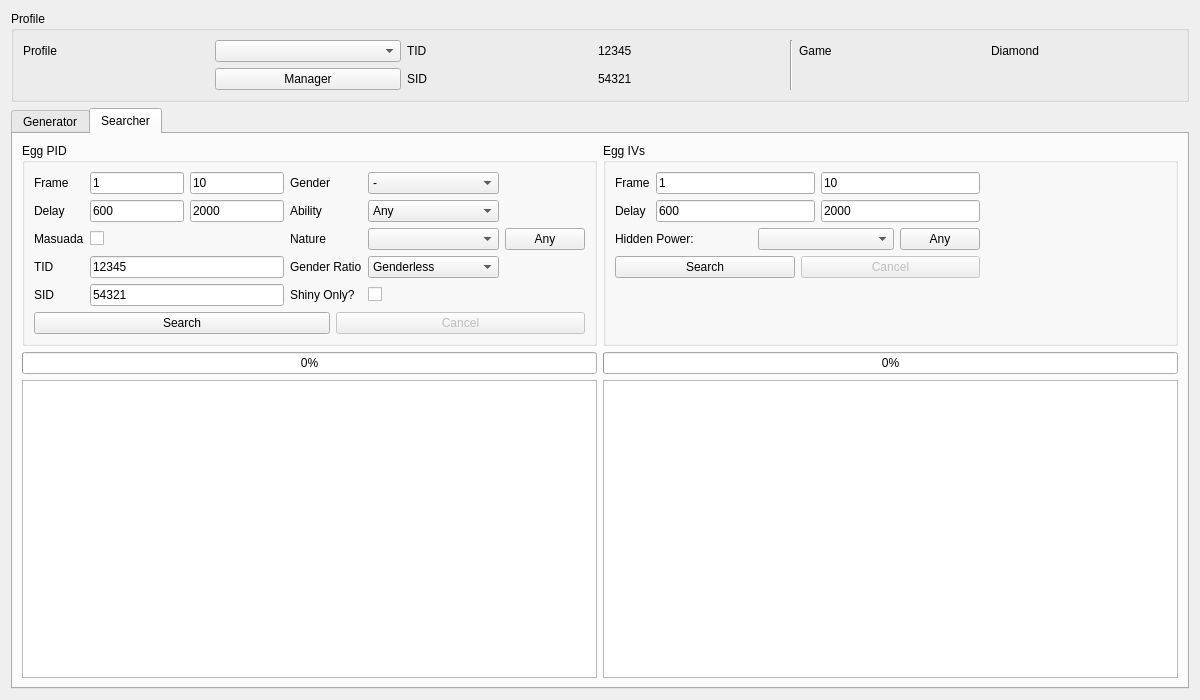
Above: Forms/Gen4/Eggs4.ui from Admiral-Fish/PokeFinder before the change. Below: the same form after it.
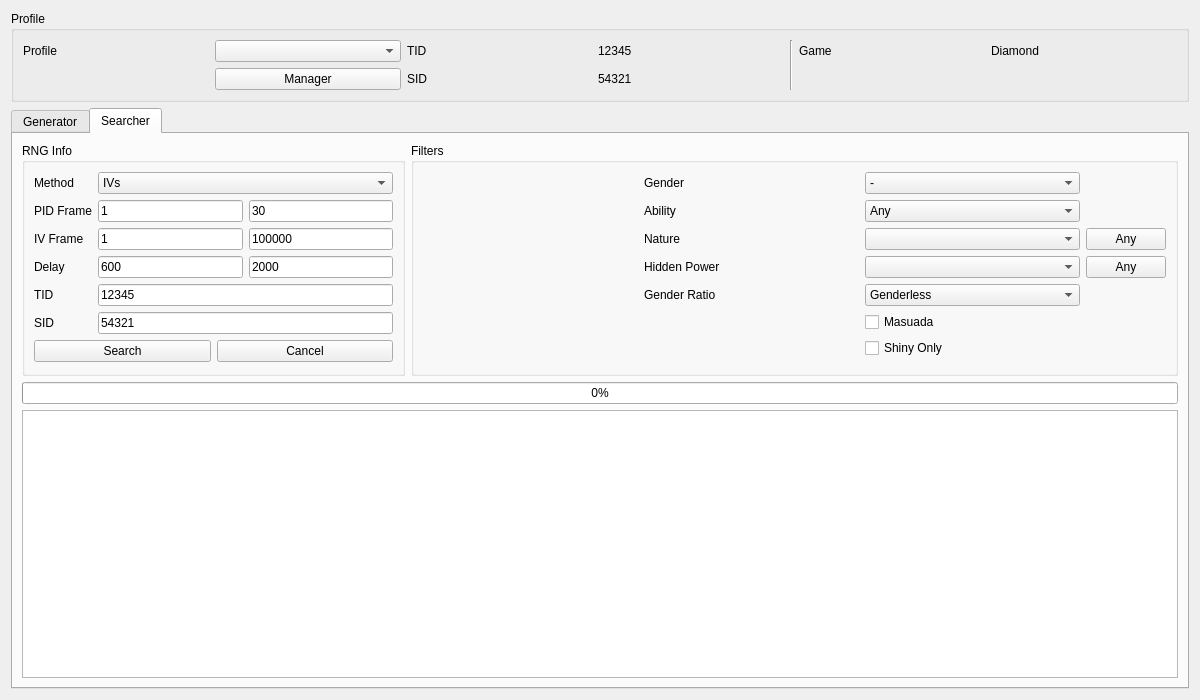
That is the form after the change. The open tabs and pages were chosen to show the change. Custom widgets are drawn as their Qt base class.

Commit message: Merge gen4 egg searcher

Diff of the .ui file:
```diff
--- a/Forms/Gen4/Eggs4.ui
+++ b/Forms/Gen4/Eggs4.ui
@@ -395,31 +395,17 @@
             </item>
            </widget>
           </item>
-          <item row="5" column="1">
-           <widget class="QLabel" name="labelGeneratorMasuada">
-            <property name="text">
-             <string>Masuada</string>
-            </property>
-           </widget>
-          </item>
           <item row="5" column="2">
            <widget class="QCheckBox" name="checkBoxGeneratorMasuada">
             <property name="text">
-             <string/>
-            </property>
-           </widget>
-          </item>
-          <item row="6" column="1">
-           <widget class="QLabel" name="labelGeneratorShinyOnly">
-            <property name="text">
-             <string>Shiny Only?</string>
+             <string>Masuada</string>
             </property>
            </widget>
           </item>
           <item row="6" column="2">
            <widget class="QCheckBox" name="checkBoxGeneratorShinyOnly">
             <property name="text">
-             <string/>
+             <string>Shiny Only</string>
             </property>
            </widget>
           </item>
@@ -442,162 +428,9 @@
       <attribute name="title">
        <string>Searcher</string>
       </attribute>
-      <layout class="QGridLayout" name="gridLayout_8">
-       <item row="2" column="0">
-        <widget class="TableView" name="tableViewPID">
-         <property name="sizePolicy">
-          <sizepolicy hsizetype="Expanding" vsizetype="Expanding">
-           <horstretch>1</horstretch>
-           <verstretch>0</verstretch>
-          </sizepolicy>
-         </property>
-         <property name="contextMenuPolicy">
-          <enum>Qt::CustomContextMenu</enum>
-         </property>
-         <attribute name="verticalHeaderVisible">
-          <bool>false</bool>
-         </attribute>
-        </widget>
-       </item>
-       <item row="0" column="1">
-        <widget class="QGroupBox" name="groupBoxIVs">
-         <property name="sizePolicy">
-          <sizepolicy hsizetype="Preferred" vsizetype="Preferred">
-           <horstretch>1</horstretch>
-           <verstretch>0</verstretch>
-          </sizepolicy>
-         </property>
-         <property name="styleSheet">
-          <string notr="true">QRadioButton::indicator {
-	border: 2px solid white;
-	border-radius: 3px;
-	height: 10px;
-	width: 10px;
-}
-
-QRadioButton::indicator:checked {
-	background-color: white;
-}
-
-QRadioButton::indicator:unchecked {
-	background-color: #274050;
-}
-
-QRadioButton {
-	color: white;
-}</string>
-         </property>
-         <property name="title">
-          <string>Egg IVs</string>
-         </property>
-         <layout class="QGridLayout" name="gridLayout_4">
-          <item row="0" column="0" colspan="2">
-           <layout class="QGridLayout" name="gridLayout">
-            <item row="0" column="0">
-             <widget class="QLabel" name="labelSearcherIVsFrame">
-              <property name="text">
-               <string>Frame</string>
-              </property>
-             </widget>
-            </item>
-            <item row="0" column="1">
-             <widget class="TextBox" name="textBoxSearcherIVsMinFrame">
-              <property name="text">
-               <string notr="true">1</string>
-              </property>
-             </widget>
-            </item>
-            <item row="0" column="2">
-             <widget class="TextBox" name="textBoxSearcherIVsMaxFrame">
-              <property name="text">
-               <string notr="true">10</string>
-              </property>
-             </widget>
-            </item>
-            <item row="1" column="0">
-             <widget class="QLabel" name="labelSearcherIVsDelay">
-              <property name="text">
-               <string>Delay</string>
-              </property>
-             </widget>
-            </item>
-            <item row="1" column="1">
-             <widget class="TextBox" name="textBoxSearcherIVsMinDelay">
-              <property name="text">
-               <string notr="true">600</string>
-              </property>
-              <property name="maxLength">
-               <number>10</number>
-              </property>
-             </widget>
-            </item>
-            <item row="1" column="2">
-             <widget class="TextBox" name="textBoxSearcherIVsMaxDelay">
-              <property name="text">
-               <string notr="true">2000</string>
-              </property>
-              <property name="maxLength">
-               <number>10</number>
-              </property>
-             </widget>
-            </item>
-           </layout>
-          </item>
-          <item row="0" column="2" rowspan="3">
-           <widget class="IVFilter" name="ivFilterSearcher" native="true"/>
-          </item>
-          <item row="1" column="0" colspan="2">
-           <layout class="QHBoxLayout" name="horizontalLayout">
-            <item>
-             <widget class="QLabel" name="labelSearcherHiddenPower">
-              <property name="text">
-               <string>Hidden Power:</string>
-              </property>
-             </widget>
-            </item>
-            <item>
-             <widget class="CheckList" name="comboBoxSearcherHiddenPower"/>
-            </item>
-            <item>
-             <widget class="QPushButton" name="pushButtonSearcherAnyHiddenPower">
-              <property name="sizePolicy">
-               <sizepolicy hsizetype="Fixed" vsizetype="Fixed">
-                <horstretch>0</horstretch>
-                <verstretch>0</verstretch>
-               </sizepolicy>
-              </property>
-              <property name="text">
-               <string>Any</string>
-              </property>
-             </widget>
-            </item>
-           </layout>
-          </item>
-          <item row="2" column="0">
-           <widget class="QPushButton" name="pushButtonSearchIVs">
-            <property name="text">
-             <string>Search</string>
-            </property>
-           </widget>
-          </item>
-          <item row="2" column="1">
-           <widget class="QPushButton" name="pushButtonCancelIVs">
-            <property name="enabled">
-             <bool>false</bool>
-            </property>
-            <property name="text">
-             <string>Cancel</string>
-            </property>
-           </widget>
-          </item>
-          <item row="3" column="0" colspan="3">
-           <widget class="EggSettings" name="eggSettingsSearcher" native="true"/>
-          </item>
-         </layout>
-        </widget>
-       </item>
+      <layout class="QGridLayout" name="gridLayout">
        <item row="0" column="0">
-        <widget class="QGroupBox" name="groupBoxPID">
+        <widget class="QGroupBox" name="groupBoxSearcherRNGInfo">
          <property name="sizePolicy">
           <sizepolicy hsizetype="Preferred" vsizetype="Preferred">
            <horstretch>1</horstretch>
@@ -605,18 +438,77 @@
           </sizepolicy>
          </property>
          <property name="title">
-          <string>Egg PID</string>
+          <string>RNG Info</string>
          </property>
          <layout class="QGridLayout" name="gridLayout_7">
           <item row="0" column="0">
+           <widget class="QLabel" name="labelSearcherMethod">
+            <property name="text">
+             <string>Method</string>
+            </property>
+           </widget>
+          </item>
+          <item row="3" column="0">
+           <widget class="QLabel" name="labelSearcherDelay">
+            <property name="text">
+             <string>Delay</string>
+            </property>
+           </widget>
+          </item>
+          <item row="2" column="0">
+           <widget class="QLabel" name="labelSearcherIVFrame">
+            <property name="text">
+             <string>IV Frame</string>
+            </property>
+           </widget>
+          </item>
+          <item row="2" column="2">
+           <widget class="TextBox" name="textBoxSearcherIVMaxFrame">
+            <property name="text">
+             <string notr="true">100000</string>
+            </property>
+            <property name="maxLength">
+             <number>10</number>
+            </property>
+           </widget>
+          </item>
+          <item row="3" column="2">
+           <widget class="TextBox" name="textBoxSearcherMaxDelay">
+            <property name="text">
+             <string notr="true">2000</string>
+            </property>
+            <property name="maxLength">
+             <number>10</number>
+            </property>
+           </widget>
+          </item>
+          <item row="6" column="0" colspan="3">
+           <layout class="QHBoxLayout" name="horizontalLayout">
+            <item>
+             <widget class="QPushButton" name="pushButtonSearch">
+              <property name="text">
+               <string>Search</string>
+              </property>
+             </widget>
+            </item>
+            <item>
+             <widget class="QPushButton" name="pushButtonCancel">
+              <property name="text">
+               <string>Cancel</string>
+              </property>
+             </widget>
+            </item>
+           </layout>
+          </item>
+          <item row="1" column="0">
            <widget class="QLabel" name="labelSearcherPIDFrame">
             <property name="text">
-             <string>Frame</string>
+             <string>PID Frame</string>
             </property>
            </widget>
           </item>
-          <item row="0" column="1">
-           <widget class="TextBox" name="textBoxSearcherPIDMinFrame">
+          <item row="2" column="1">
+           <widget class="TextBox" name="textBoxSearcherIVMinFrame">
             <property name="text">
              <string notr="true">1</string>
             </property>
@@ -625,24 +517,115 @@
             </property>
            </widget>
           </item>
-          <item row="0" column="2">
+          <item row="4" column="1" colspan="2">
+           <widget class="TextBox" name="textBoxSearcherTID">
+            <property name="text">
+             <string notr="true">12345</string>
+            </property>
+            <property name="maxLength">
+             <number>5</number>
+            </property>
+           </widget>
+          </item>
+          <item row="1" column="2">
            <widget class="TextBox" name="textBoxSearcherPIDMaxFrame">
             <property name="text">
-             <string notr="true">10</string>
+             <string notr="true">30</string>
             </property>
             <property name="maxLength">
              <number>10</number>
             </property>
            </widget>
           </item>
-          <item row="0" column="3">
+          <item row="0" column="1" colspan="2">
+           <widget class="QComboBox" name="comboBoxSearcherMethod">
+            <item>
+             <property name="text">
+              <string>IVs</string>
+             </property>
+            </item>
+            <item>
+             <property name="text">
+              <string>PID</string>
+             </property>
+            </item>
+            <item>
+             <property name="text">
+              <string>Both</string>
+             </property>
+            </item>
+           </widget>
+          </item>
+          <item row="5" column="1" colspan="2">
+           <widget class="TextBox" name="textBoxSearcherSID">
+            <property name="text">
+             <string notr="true">54321</string>
+            </property>
+            <property name="maxLength">
+             <number>5</number>
+            </property>
+           </widget>
+          </item>
+          <item row="3" column="1">
+           <widget class="TextBox" name="textBoxSearcherMinDelay">
+            <property name="text">
+             <string notr="true">600</string>
+            </property>
+            <property name="maxLength">
+             <number>10</number>
+            </property>
+           </widget>
+          </item>
+          <item row="4" column="0">
+           <widget class="QLabel" name="labelSearcherTID">
+            <property name="text">
+             <string>TID</string>
+            </property>
+           </widget>
+          </item>
+          <item row="1" column="1">
+           <widget class="TextBox" name="textBoxSearcherPIDMinFrame">
+            <property name="text">
+             <string notr="true">1</string>
+            </property>
+            <property name="maxLength">
+             <number>10</number>
+            </property>
+           </widget>
+          </item>
+          <item row="5" column="0">
+           <widget class="QLabel" name="labelSearcherSID">
+            <property name="text">
+             <string>SID</string>
+            </property>
+           </widget>
+          </item>
+         </layout>
+        </widget>
+       </item>
+       <item row="0" column="1">
+        <widget class="QGroupBox" name="groupBoxGeneratorFilters_2">
+         <property name="sizePolicy">
+          <sizepolicy hsizetype="Preferred" vsizetype="Preferred">
+           <horstretch>2</horstretch>
+           <verstretch>0</verstretch>
+          </sizepolicy>
+         </property>
+         <property name="title">
+          <string>Filters</string>
+         </property>
+         <layout class="QGridLayout" name="gridLayout_4">
+          <item row="0" column="0" rowspan="7">
+           <widget class="IVFilter" name="ivFilterSearcher" native="true"/>
+          </item>
+          <item row="0" column="1">
            <widget class="QLabel" name="labelSearcherGender">
             <property name="text">
              <string>Gender</string>
             </property>
            </widget>
           </item>
-          <item row="0" column="5">
+          <item row="0" column="2">
            <widget class="QComboBox" name="comboBoxSearcherGender">
             <item>
              <property name="text">
@@ -661,41 +644,14 @@
             </item>
            </widget>
           </item>
-          <item row="1" column="0">
-           <widget class="QLabel" name="labelSearcherPIDDelay">
-            <property name="text">
-             <string>Delay</string>
-            </property>
-           </widget>
-          </item>
           <item row="1" column="1">
-           <widget class="TextBox" name="textBoxSearcherPIDMinDelay">
-            <property name="text">
-             <string notr="true">600</string>
-            </property>
-            <property name="maxLength">
-             <number>10</number>
-            </property>
-           </widget>
-          </item>
-          <item row="1" column="2">
-           <widget class="TextBox" name="textBoxSearcherPIDMaxDelay">
-            <property name="text">
-             <string notr="true">2000</string>
-            </property>
-            <property name="maxLength">
-             <number>10</number>
-            </property>
-           </widget>
-          </item>
-          <item row="1" column="3">
            <widget class="QLabel" name="labelSearcherAbility">
             <property name="text">
              <string>Ability</string>
             </property>
            </widget>
           </item>
-          <item row="1" column="5">
+          <item row="1" column="2">
            <widget class="QComboBox" name="comboBoxSearcherAbility">
             <item>
              <property name="text">
@@ -714,31 +670,17 @@
             </item>
            </widget>
           </item>
-          <item row="2" column="0">
-           <widget class="QLabel" name="labelSearcherMasuada">
-            <property name="text">
-             <string>Masuada</string>
-            </property>
-           </widget>
-          </item>
           <item row="2" column="1">
-           <widget class="QCheckBox" name="checkBoxSearcherMasuada">
-            <property name="text">
-             <string/>
-            </property>
-           </widget>
-          </item>
-          <item row="2" column="3">
            <widget class="QLabel" name="labelSearcherNature">
             <property name="text">
              <string>Nature</string>
             </property>
            </widget>
           </item>
-          <item row="2" column="5">
+          <item row="2" column="2">
            <widget class="CheckList" name="comboBoxSearcherNature"/>
           </item>
-          <item row="2" column="6">
+          <item row="2" column="3">
            <widget class="QPushButton" name="pushButtonSearcherAnyNature">
             <property name="sizePolicy">
              <sizepolicy hsizetype="Fixed" vsizetype="Fixed">
@@ -751,31 +693,37 @@
             </property>
            </widget>
           </item>
-          <item row="3" column="0">
-           <widget class="QLabel" name="labelSearcherTID">
+          <item row="3" column="1">
+           <widget class="QLabel" name="labelSearcherHiddenPower">
             <property name="text">
-             <string>TID</string>
+             <string>Hidden Power</string>
             </property>
            </widget>
           </item>
-          <item row="3" column="1" colspan="2">
-           <widget class="TextBox" name="textBoxSearcherTID">
+          <item row="3" column="2">
+           <widget class="CheckList" name="comboBoxSearcherHiddenPower"/>
+          </item>
+          <item row="3" column="3">
+           <widget class="QPushButton" name="pushButtonSearcherAnyHiddenPower">
+            <property name="sizePolicy">
+             <sizepolicy hsizetype="Fixed" vsizetype="Fixed">
+              <horstretch>0</horstretch>
+              <verstretch>0</verstretch>
+             </sizepolicy>
+            </property>
             <property name="text">
-             <string notr="true">12345</string>
+             <string>Any</string>
             </property>
-            <property name="maxLength">
-             <number>5</number>
-            </property>
            </widget>
           </item>
-          <item row="3" column="3" colspan="2">
+          <item row="4" column="1">
            <widget class="QLabel" name="labelSearcherGenderRatio">
             <property name="text">
              <string>Gender Ratio</string>
             </property>
            </widget>
           </item>
-          <item row="3" column="5">
+          <item row="4" column="2">
            <widget class="QComboBox" name="comboBoxSearcherGenderRatio">
             <item>
              <property name="text">
@@ -814,59 +762,28 @@
             </item>
            </widget>
           </item>
-          <item row="4" column="0">
-           <widget class="QLabel" name="labelSearcherSID">
+          <item row="5" column="2">
+           <widget class="QCheckBox" name="checkBoxSearcherMasuada">
             <property name="text">
-             <string>SID</string>
+             <string>Masuada</string>
             </property>
            </widget>
           </item>
-          <item row="4" column="1" colspan="2">
-           <widget class="TextBox" name="textBoxSearcherSID">
-            <property name="text">
-             <string notr="true">54321</string>
-            </property>
-            <property name="maxLength">
-             <number>5</number>
-            </property>
-           </widget>
-          </item>
-          <item row="4" column="3" colspan="2">
-           <widget class="QLabel" name="labelSearcherShinyOnly">
-            <property name="text">
-             <string>Shiny Only?</string>
-            </property>
-           </widget>
-          </item>
-          <item row="4" column="5">
+          <item row="6" column="2">
            <widget class="QCheckBox" name="checkBoxSearcherShinyOnly">
             <property name="text">
-             <string/>
+             <string>Shiny Only</string>
             </property>
            </widget>
           </item>
-          <item row="5" column="0" colspan="4">
-           <widget class="QPushButton" name="pushButtonSearchPID">
-            <property name="text">
-             <string>Search</string>
-            </property>
-           </widget>
-          </item>
-          <item row="5" column="4" colspan="3">
-           <widget class="QPushButton" name="pushButtonCancelPID">
-            <property name="enabled">
-             <bool>false</bool>
-            </property>
-            <property name="text">
-             <string>Cancel</string>
-            </property>
-           </widget>
+          <item row="7" column="0" colspan="4">
+           <widget class="EggSettings" name="eggSettingsSearcher" native="true"/>
           </item>
          </layout>
         </widget>
        </item>
-       <item row="2" column="1">
-        <widget class="TableView" name="tableViewIVs">
+       <item row="2" column="0" colspan="2">
+        <widget class="TableView" name="tableViewSearcher">
          <property name="sizePolicy">
           <sizepolicy hsizetype="Expanding" vsizetype="Expanding">
            <horstretch>1</horstretch>
@@ -881,15 +798,8 @@
          </attribute>
         </widget>
        </item>
-       <item row="1" column="0">
-        <widget class="QProgressBar" name="progressBarPID">
-         <property name="value">
-          <number>0</number>
-         </property>
-        </widget>
-       </item>
-       <item row="1" column="1">
-        <widget class="QProgressBar" name="progressBarIVs">
+       <item row="1" column="0" colspan="2">
+        <widget class="QProgressBar" name="progressBarSearcher">
          <property name="value">
           <number>0</number>
          </property>
```
Left out of the diff: 58 changed lines with no effect on the pictures. The commit also changes 11 other files.
